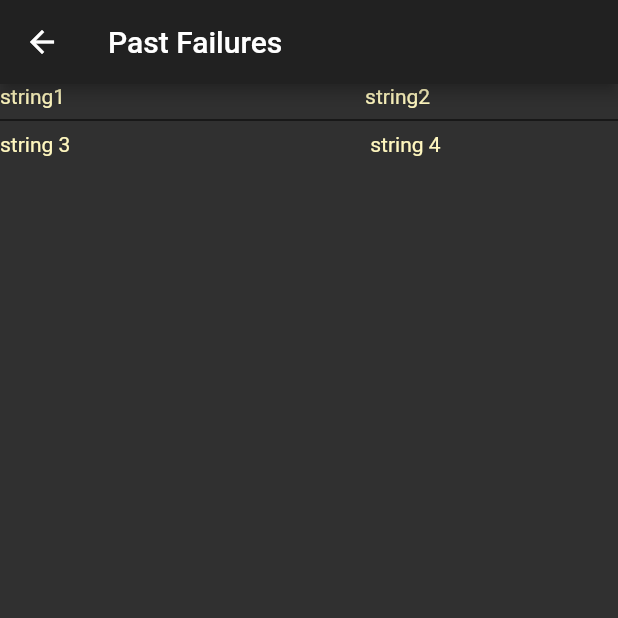
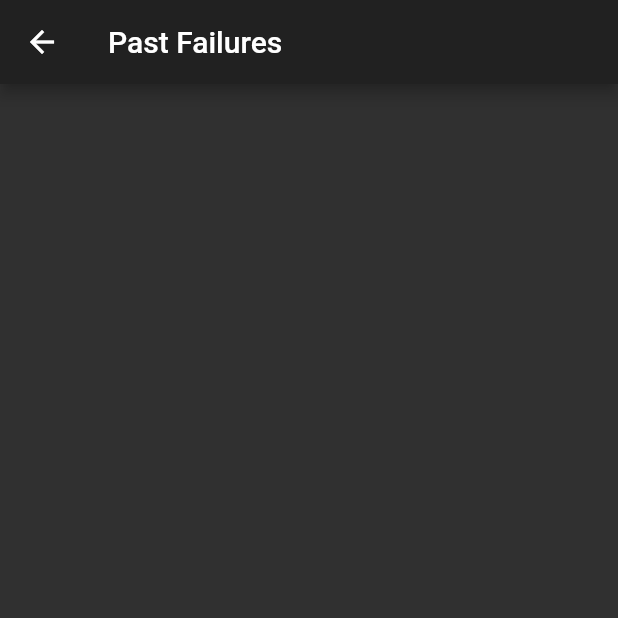
Before and after one commit to HarrisonScarfone/kent_hacks_app, a Flutter app: the PastFailureScreen screen opened by its route, on a phone screen of 412 x 824 dp, the top half of it. Run offline on Flutter 3.47's test engine with Material 2 defaults, Android fonts, the light colour scheme and no system bars; our stand-ins replace cloud_firestore, shared_preferences; accounts and stored records are empty; Roboto replaces fonts that are missing (legenddeca).

Commit message:
holy last minute batman

```diff
--- a/lib/data/Record.dart
+++ b/lib/data/Record.dart
@@ -1,9 +1,9 @@
 class Record {
-  final String title;
-  final int recordNumber;
-  final String unit;
-  final String category;
-  final int count;
+  String title;
+  int recordNumber;
+  String unit;
+  String category;
+  int count;
 
   Record(this.title, this.recordNumber, this.unit, this.category, this.count);
 
@@ -15,15 +15,19 @@ class Record {
     return recordNumber;
   }
 
-  String getUnit(){
+  String getUnit() {
     return unit;
   }
 
-  String getCateogry(){
+  String getCateogry() {
     return category;
   }
 
-  int getCount(){
+  int getCount() {
     return count;
   }
+
+  void setCount(int a) {
+    count = a;
+  }
 }
--- a/lib/data/RecordsList.dart
+++ b/lib/data/RecordsList.dart
@@ -23,4 +23,8 @@ class RecordsList {
     Record('Most piercings in a lifetime', 4225, 'Piercings', 'Human Achievements', 0),
     Record('Most human targets hi with plungers in one minute', 15, 'Person/People', 'Human Achievements', 0),
   ];
+
+  static List<Record> records2 = new List();
+
+  static int count = 0;
 }
--- a/lib/data/Stack.dart
+++ b/lib/data/Stack.dart
@@ -1,3 +1,3 @@
-class Stack {
+mixin Stack {
   static List<int> intStack = new List();
 }
--- a/lib/screens/comparison_screen.dart
+++ b/lib/screens/comparison_screen.dart
@@ -23,8 +23,11 @@ class _ComparisonScreenState extends State<ComparisonScreen> {
   String record = RecordsList.records[random].getTitle();
   String unit = RecordsList.records[random].getUnit();
 
+
   void submit() {
-    intStack.add([random, int.parse(amountTypedIn)]);
+//    intStack.add([random, int.parse(amountTypedIn)]);
+    RecordsList.records2.add(RecordsList.records[random]);
+    RecordsList.count++;
     random = Randomizer().next(0, RecordsList.records.length - 1);
     setState(
       () {
--- a/lib/screens/main_menu_screen.dart
+++ b/lib/screens/main_menu_screen.dart
@@ -23,10 +23,6 @@ class MainMenuScreen extends StatelessWidget {
 
     void goToProfile() {
       Navigator.of(context).pushNamed(ProfileScreen.routeName);
-    }
-
-    void goToCategories() {
-      Navigator.of(context).pushNamed(CategoriesOverviewScreen.routeName);
     }
 
     void goToComparison() {
--- a/lib/screens/past_failures_screen.dart
+++ b/lib/screens/past_failures_screen.dart
@@ -1,4 +1,5 @@
 import 'package:flutter/material.dart';
+import 'package:kent_hack_app/data/RecordsList.dart';
 //import 'package:kent_hack_app/widgets/pr_wr_comparison.dart';
 //import 'package:charts_flutter/flutter.dart' as charts;
 
@@ -16,21 +17,7 @@ class PastFailureScreen extends StatelessWidget {
         children: <Widget>[
             Column(
               children: <Widget>[
-               Row(
-                 children: <Widget>[
-                   Text('string1'),
-                   SizedBox(width: 200),
-                   Text('string2'),
-                 ],
-               ),
-                Divider(color: Colors.black,),
-                Row(
-                  children: <Widget>[
-                    Text('string 3'),
-                    SizedBox(width: 200),
-                    Text('string 4'),
-                  ],
-                )
+
               ],
             )
         ],
--- a/lib/screens/profile_screen.dart
+++ b/lib/screens/profile_screen.dart
@@ -1,11 +1,12 @@
 import 'package:flutter/material.dart';
+import 'package:kent_hack_app/data/RecordsList.dart';
 import 'package:kent_hack_app/screens/past_failures_screen.dart';
 
 class ProfileScreen extends StatelessWidget {
   static const routeName = '/profile-screen';
 
   String name = "TODO - pull user\'s name from storage";
-  int records = 0; //TODO - count the number of records that were compared against
+  int records = RecordsList.count; //TODO - count the number of records that were compared against
 
   @override
   Widget build(BuildContext context) {
```
Also changed, not shown: lib/widgets/container_list.dart (added, +8 -0 lines).
